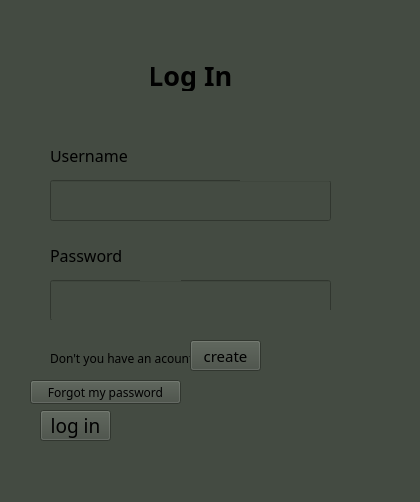
Before: the Qt Designer form mainwindow.ui in afsharz/Zombie-vs-Plant, drawn with Qt 5.
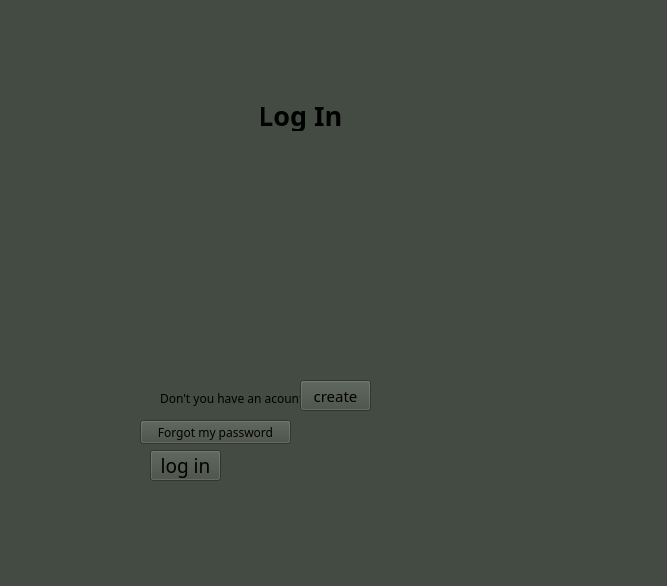
After: the same form once the commit is applied. Icons and pictures are not drawn.

The edit to the form file:
```diff
--- a/mainwindow.ui
+++ b/mainwindow.ui
@@ -6,8 +6,8 @@
    <rect>
     <x>0</x>
     <y>0</y>
-    <width>420</width>
-    <height>502</height>
+    <width>667</width>
+    <height>586</height>
    </rect>
   </property>
   <property name="windowTitle">
@@ -20,8 +20,8 @@
    <widget class="QLabel" name="label">
     <property name="geometry">
      <rect>
-      <x>20</x>
-      <y>20</y>
+      <x>130</x>
+      <y>60</y>
       <width>381</width>
       <height>461</height>
      </rect>
@@ -45,8 +45,8 @@
     </property>
     <property name="geometry">
      <rect>
-      <x>120</x>
-      <y>60</y>
+      <x>230</x>
+      <y>100</y>
       <width>161</width>
       <height>31</height>
      </rect>
@@ -89,126 +89,47 @@
      <bool>false</bool>
     </property>
    </widget>
-   <widget class="QLabel" name="label_3">
-    <property name="enabled">
-     <bool>true</bool>
-    </property>
-    <property name="geometry">
-     <rect>
-      <x>50</x>
-      <y>240</y>
-      <width>161</width>
-      <height>31</height>
-     </rect>
-    </property>
-    <property name="font">
-     <font>
-      <family>Source Code Pro Medium</family>
-      <pointsize>12</pointsize>
-     </font>
-    </property>
-    <property name="frameShape">
-     <enum>QFrame::NoFrame</enum>
-    </property>
-    <property name="frameShadow">
-     <enum>QFrame::Plain</enum>
-    </property>
-    <property name="lineWidth">
-     <number>1</number>
-    </property>
-    <property name="midLineWidth">
-     <number>0</number>
-    </property>
-    <property name="text">
-     <string>Password</string>
-    </property>
-    <property name="textFormat">
-     <enum>Qt::PlainText</enum>
-    </property>
-    <property name="scaledContents">
-     <bool>false</bool>
-    </property>
-    <property name="wordWrap">
-     <bool>false</bool>
-    </property>
-    <property name="indent">
-     <number>-1</number>
-    </property>
-    <property name="openExternalLinks">
-     <bool>false</bool>
-    </property>
-   </widget>
-   <widget class="QLabel" name="label_4">
-    <property name="enabled">
-     <bool>true</bool>
-    </property>
-    <property name="geometry">
-     <rect>
-      <x>50</x>
-      <y>140</y>
-      <width>161</width>
-      <height>31</height>
-     </rect>
-    </property>
-    <property name="font">
-     <font>
-      <family>Source Code Pro Medium</family>
-      <pointsize>12</pointsize>
-     </font>
-    </property>
-    <property name="frameShape">
-     <enum>QFrame::NoFrame</enum>
-    </property>
-    <property name="frameShadow">
-     <enum>QFrame::Plain</enum>
-    </property>
-    <property name="lineWidth">
-     <number>1</number>
-    </property>
-    <property name="midLineWidth">
-     <number>0</number>
-    </property>
-    <property name="text">
-     <string>Username</string>
-    </property>
-    <property name="textFormat">
-     <enum>Qt::PlainText</enum>
-    </property>
-    <property name="scaledContents">
-     <bool>false</bool>
-    </property>
-    <property name="wordWrap">
-     <bool>false</bool>
-    </property>
-    <property name="indent">
-     <number>-1</number>
-    </property>
-    <property name="openExternalLinks">
-     <bool>false</bool>
-    </property>
-   </widget>
    <widget class="QLineEdit" name="lineEdit">
     <property name="geometry">
      <rect>
-      <x>50</x>
-      <y>180</y>
+      <x>160</x>
+      <y>220</y>
       <width>281</width>
       <height>41</height>
      </rect>
     </property>
+    <property name="font">
+     <font>
+      <pointsize>11</pointsize>
+     </font>
+    </property>
     <property name="styleSheet">
      <string notr="true"/>
     </property>
+    <property name="text">
+     <string/>
+    </property>
+    <property name="frame">
+     <bool>false</bool>
+    </property>
    </widget>
    <widget class="QLineEdit" name="lineEdit_2">
     <property name="geometry">
      <rect>
-      <x>50</x>
-      <y>280</y>
+      <x>160</x>
+      <y>320</y>
       <width>281</width>
       <height>41</height>
      </rect>
     </property>
+    <property name="font">
+     <font>
+      <pointsize>11</pointsize>
+     </font>
+    </property>
+    <property name="frame">
+     <bool>false</bool>
+    </property>
     <property name="echoMode">
      <enum>QLineEdit::Password</enum>
     </property>
@@ -216,8 +137,8 @@
    <widget class="QLabel" name="label_5">
     <property name="geometry">
      <rect>
-      <x>50</x>
-      <y>350</y>
+      <x>160</x>
+      <y>390</y>
       <width>201</width>
       <height>16</height>
      </rect>
@@ -234,8 +155,8 @@
    <widget class="QPushButton" name="pushButton">
     <property name="geometry">
      <rect>
-      <x>190</x>
-      <y>340</y>
+      <x>300</x>
+      <y>380</y>
       <width>71</width>
       <height>31</height>
      </rect>
@@ -253,8 +174,8 @@
    <widget class="QPushButton" name="pushButton_2">
     <property name="geometry">
      <rect>
-      <x>30</x>
-      <y>380</y>
+      <x>140</x>
+      <y>420</y>
       <width>151</width>
       <height>24</height>
      </rect>
@@ -272,8 +193,8 @@
    <widget class="QPushButton" name="pushButton_3">
     <property name="geometry">
      <rect>
-      <x>40</x>
-      <y>410</y>
+      <x>150</x>
+      <y>450</y>
       <width>71</width>
       <height>31</height>
      </rect>
@@ -291,8 +212,8 @@
    <widget class="QLabel" name="label_7">
     <property name="geometry">
      <rect>
-      <x>50</x>
-      <y>320</y>
+      <x>160</x>
+      <y>360</y>
       <width>261</width>
       <height>16</height>
      </rect>
@@ -309,8 +230,8 @@
    <widget class="QLabel" name="label_8">
     <property name="geometry">
      <rect>
-      <x>50</x>
-      <y>120</y>
+      <x>160</x>
+      <y>160</y>
       <width>271</width>
       <height>31</height>
      </rect>
@@ -327,8 +248,8 @@
    <widget class="QLabel" name="label_9">
     <property name="geometry">
      <rect>
-      <x>140</x>
-      <y>110</y>
+      <x>250</x>
+      <y>150</y>
       <width>191</width>
       <height>31</height>
      </rect>
@@ -345,8 +266,8 @@
    <widget class="QLabel" name="label_10">
     <property name="geometry">
      <rect>
-      <x>90</x>
-      <y>20</y>
+      <x>200</x>
+      <y>60</y>
       <width>61</width>
       <height>101</height>
      </rect>
@@ -361,8 +282,8 @@
    <widget class="QLabel" name="label_11">
     <property name="geometry">
      <rect>
-      <x>240</x>
-      <y>30</y>
+      <x>350</x>
+      <y>70</y>
       <width>151</width>
       <height>151</height>
      </rect>
@@ -377,8 +298,8 @@
    <widget class="QLabel" name="label_12">
     <property name="geometry">
      <rect>
-      <x>270</x>
-      <y>310</y>
+      <x>380</x>
+      <y>350</y>
       <width>131</width>
       <height>161</height>
      </rect>
@@ -393,8 +314,8 @@
    <widget class="QLabel" name="label_6">
     <property name="geometry">
      <rect>
-      <x>190</x>
-      <y>380</y>
+      <x>300</x>
+      <y>420</y>
       <width>81</width>
       <height>91</height>
      </rect>
@@ -409,8 +330,8 @@
    <widget class="QLabel" name="label_13">
     <property name="geometry">
      <rect>
-      <x>140</x>
-      <y>230</y>
+      <x>250</x>
+      <y>270</y>
       <width>41</width>
       <height>51</height>
      </rect>
@@ -425,8 +346,8 @@
    <widget class="QLabel" name="label_15">
     <property name="geometry">
      <rect>
-      <x>30</x>
-      <y>50</y>
+      <x>140</x>
+      <y>90</y>
       <width>61</width>
       <height>71</height>
      </rect>
```
Left out of the diff: 2 changed lines with no effect on the pictures.
